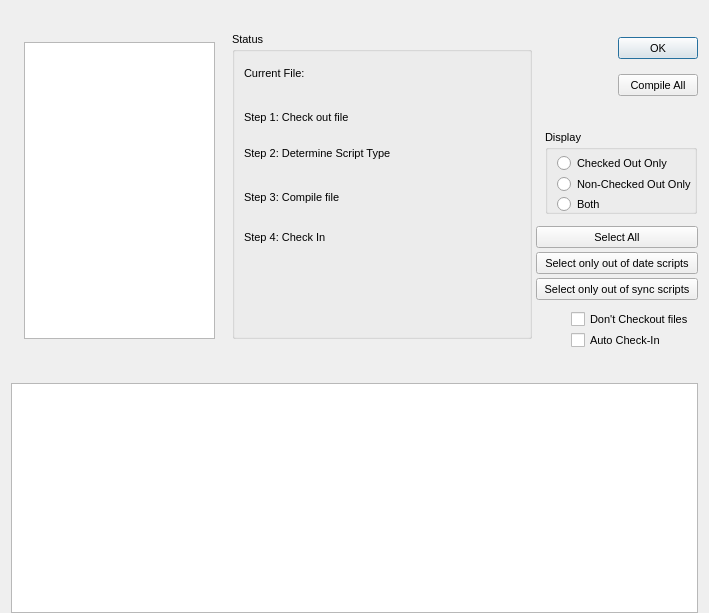
This is qteditor/ui/compileall.ui in DescentNetwork/Descent3 as Qt 5 draws it before an edit. The edited form follows.
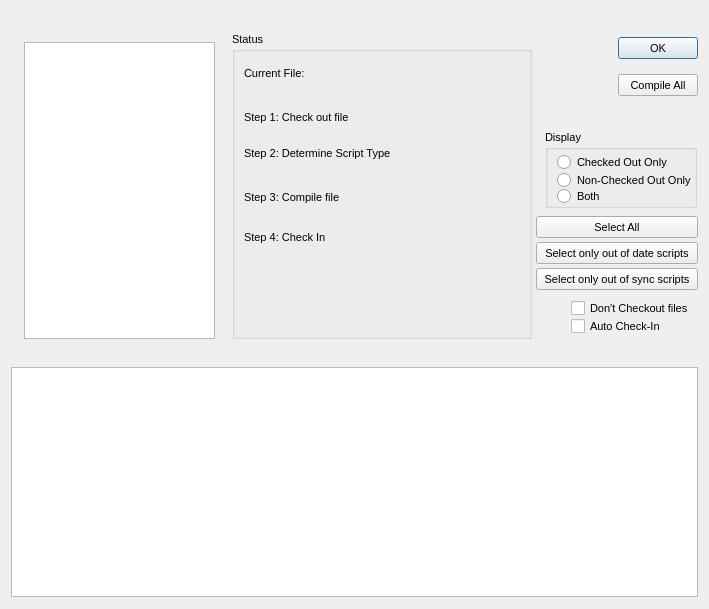
This is the edited form.

Diff of the .ui file:
```diff
--- a/qteditor/ui/compileall.ui
+++ b/qteditor/ui/compileall.ui
@@ -7,7 +7,7 @@
         <x>0</x>
         <y>0</y>
         <width>709</width>
-        <height>613</height>
+        <height>609</height>
       </rect>
     </property>
     <property name="windowTitle">
@@ -30,13 +30,13 @@
     <property name="minimumSize">
       <size>
         <width>709</width>
-        <height>613</height>
+        <height>609</height>
       </size>
     </property>
     <property name="maximumSize">
       <size>
         <width>709</width>
-        <height>613</height>
+        <height>609</height>
       </size>
     </property>
     <widget class="QGroupBox" name="IDC_STATIC">
@@ -272,7 +272,7 @@
           <x>545</x>
           <y>130</y>
           <width>152</width>
-          <height>84</height>
+          <height>78</height>
         </rect>
       </property>
       <property name="title">
@@ -293,7 +293,7 @@
             <x>12</x>
             <y>24</y>
             <width>118</width>
-            <height>19</height>
+            <height>16</height>
           </rect>
         </property>
         <property name="text">
@@ -310,9 +310,9 @@
         <property name="geometry">
           <rect>
             <x>12</x>
-            <y>45</y>
+            <y>42</y>
             <width>142</width>
-            <height>19</height>
+            <height>16</height>
           </rect>
         </property>
         <property name="text">
@@ -329,9 +329,9 @@
         <property name="geometry">
           <rect>
             <x>12</x>
-            <y>65</y>
-            <width>89</width>
-            <height>19</height>
+            <y>58</y>
+            <width>49</width>
+            <height>16</height>
           </rect>
         </property>
         <property name="text">
@@ -418,7 +418,7 @@
       <property name="geometry">
         <rect>
           <x>536</x>
-          <y>226</y>
+          <y>216</y>
           <width>162</width>
           <height>22</height>
         </rect>
@@ -443,7 +443,7 @@
       <property name="geometry">
         <rect>
           <x>536</x>
-          <y>252</y>
+          <y>242</y>
           <width>162</width>
           <height>22</height>
         </rect>
@@ -468,7 +468,7 @@
       <property name="geometry">
         <rect>
           <x>536</x>
-          <y>278</y>
+          <y>268</y>
           <width>162</width>
           <height>22</height>
         </rect>
@@ -493,9 +493,9 @@
       <property name="geometry">
         <rect>
           <x>571</x>
-          <y>310</y>
+          <y>300</y>
           <width>126</width>
-          <height>19</height>
+          <height>16</height>
         </rect>
       </property>
       <property name="text">
@@ -512,9 +512,9 @@
       <property name="geometry">
         <rect>
           <x>571</x>
-          <y>331</y>
+          <y>318</y>
           <width>97</width>
-          <height>19</height>
+          <height>16</height>
         </rect>
       </property>
       <property name="text">
@@ -531,7 +531,7 @@
       <property name="geometry">
         <rect>
           <x>11</x>
-          <y>383</y>
+          <y>367</y>
           <width>687</width>
           <height>230</height>
         </rect>
```
Left out of the diff: 947 changed lines with no effect on the pictures.
